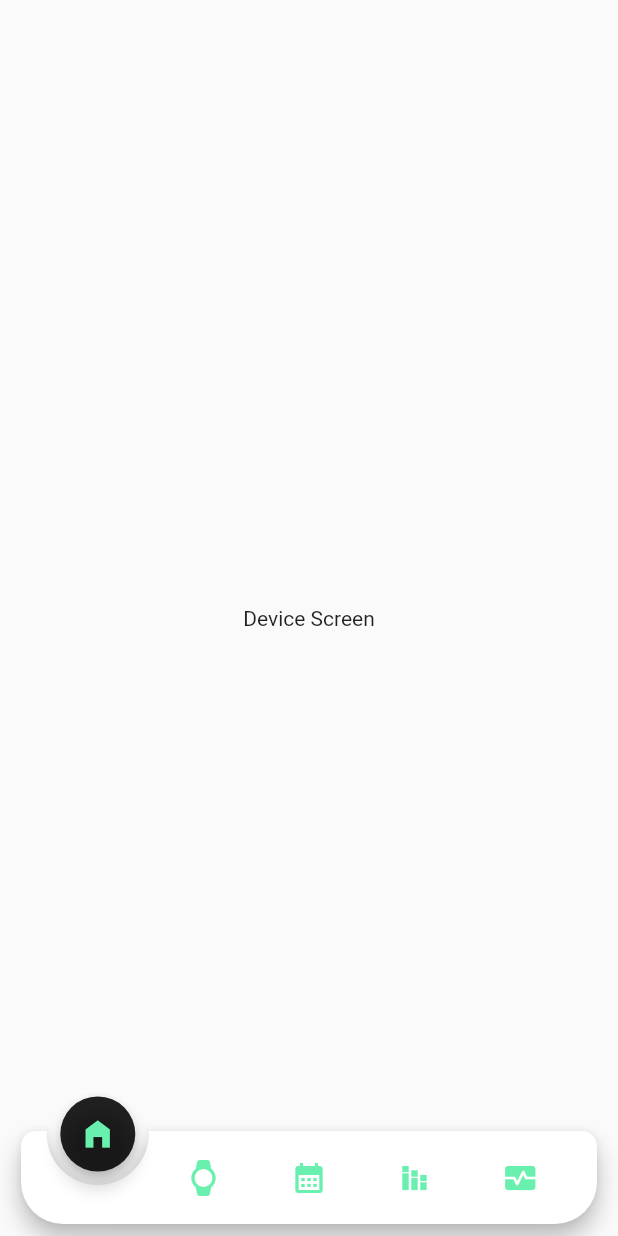
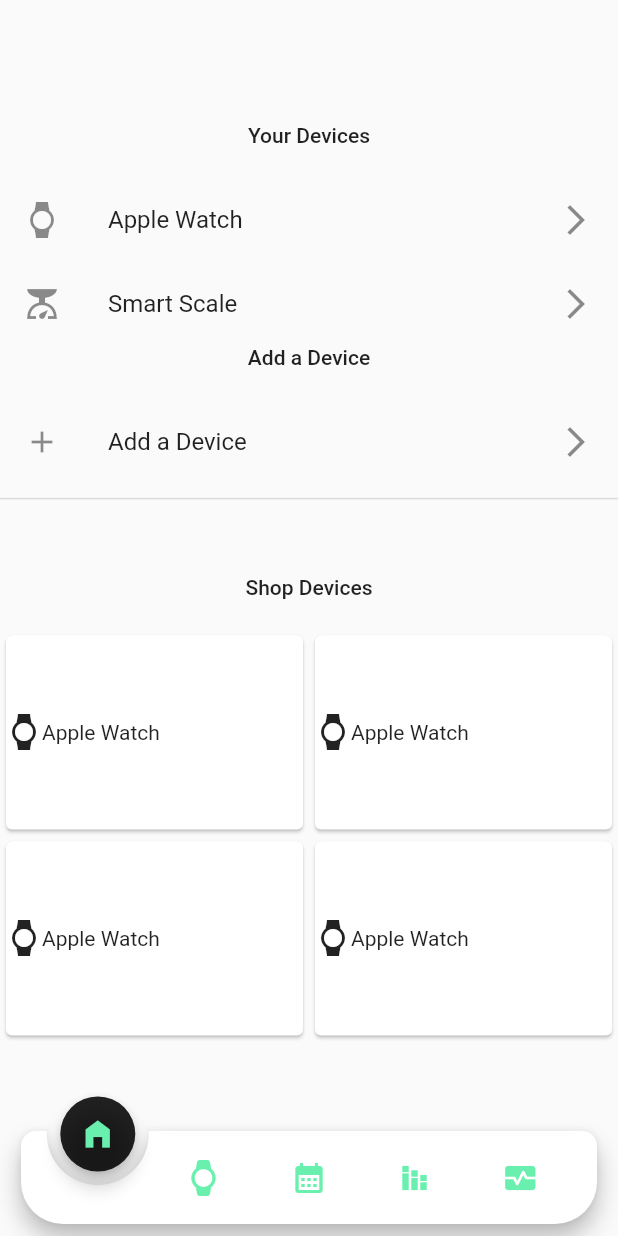
Before and after one commit to amineXguesmi/health_app, a Flutter app: the screen it shows after launch, swiped to page 2, on a phone screen of 412 x 824 dp. Run offline on Flutter 3.47's test engine with Material 2 defaults, Android fonts, the phone set to English and light mode, and no system bars; drawn by our look-alikes of animated_notch_bottom_bar.

Commit message:
devices_screen v1

```diff
--- a/lib/ui/screens/device_screen.dart
+++ b/lib/ui/screens/device_screen.dart
@@ -5,10 +5,82 @@ class DeviceScreen extends StatelessWidget {
 
   @override
   Widget build(BuildContext context) {
-    return const Scaffold(
-      body: Center(
-        child: Text('Device Screen'),
-      ),
+    return  Scaffold(
+      body: SizedBox(
+        height: MediaQuery.of(context).size.height * 0.85,
+        child: SingleChildScrollView(
+          child: Column(
+            children: [
+              SizedBox(height: MediaQuery.of(context).size.height * 0.1),
+              Text('Your Devices', style: Theme.of(context).textTheme.bodyLarge),
+              const SizedBox(height: 20),
+              ListTile(
+                leading: const Icon(Icons.watch),
+                title: const Text('Apple Watch'),
+                trailing: const Icon(Icons.arrow_forward_ios),
+              ),
+              ListTile(
+                leading: const Icon(Icons.scale),
+                title: const Text('Smart Scale'),
+                trailing: const Icon(Icons.arrow_forward_ios),
+              ),
+              Text('Add a Device', style: Theme.of(context).textTheme.bodyLarge),
+              const SizedBox(height: 20),
+              ListTile(
+                leading: const Icon(Icons.add),
+                title: const Text('Add a Device'),
+                trailing: const Icon(Icons.arrow_forward_ios),
+              ),
+              const Divider(height: 20, thickness: 1),
+              SizedBox(height: MediaQuery.of(context).size.height * 0.05),
+              Text('Shop Devices', style: Theme.of(context).textTheme.bodyLarge),
+              const SizedBox(height: 20),
+              GridView(gridDelegate: const SliverGridDelegateWithFixedCrossAxisCount(
+                crossAxisCount: 2,
+                childAspectRatio: 1.5,
+              ),
+              shrinkWrap: true,
+              physics: const NeverScrollableScrollPhysics(),
+                children: [
+                  Card(
+                    child:Row(
+                      children: [
+                        const Icon(Icons.watch),
+                        const Text('Apple Watch'),
+                      ],
+                    ),
+                  ),
+                  Card(
+                    child:Row(
+                      children: [
+                        const Icon(Icons.watch),
+                        const Text('Apple Watch'),
+                      ],
+                    ),
+                  ),
+                  Card(
+                    child:Row(
+                      children: [
+                        const Icon(Icons.watch),
+                        const Text('Apple Watch'),
+                      ],
+                    ),
+                  ),
+                  Card(
+                    child:Row(
+                      children: [
+                        const Icon(Icons.watch),
+                        const Text('Apple Watch'),
+                      ],
+                    ),
+                  ),
+                ],
+              ),
+
+            ],
+          ),
+        ),
+      )
     );
   }
 }
```
